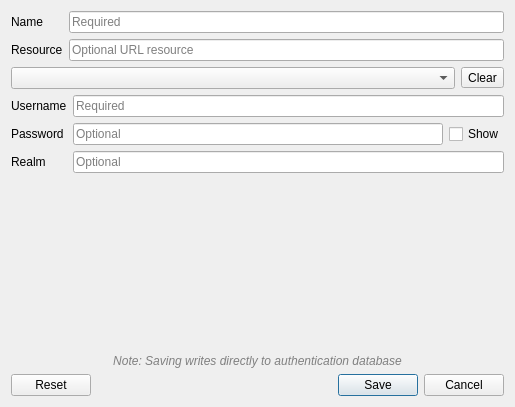
Old version of the form qgsauthenticationconfigwidget.ui in the repository dakcarto/QGIS-Auth.
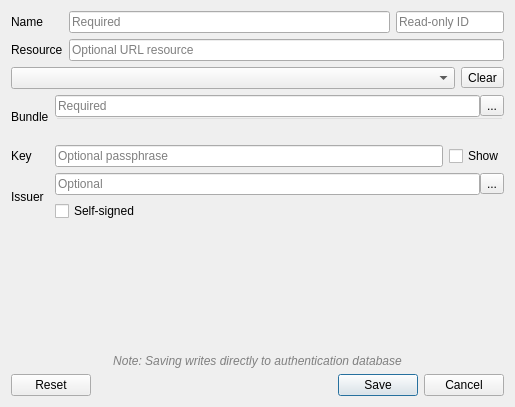
New version of the form. The open tabs and pages were chosen to show the change.

Commit message: Add PKCS#12 provider; add self signed issuer property to PKI bundle

```diff
--- a/qgsauthenticationconfigwidget.ui
+++ b/qgsauthenticationconfigwidget.ui
@@ -34,35 +34,24 @@
      </item>
     </layout>
    </item>
-   <item row="2" column="1">
-    <widget class="QLineEdit" name="leResource">
-     <property name="placeholderText">
-      <string>Optional URL resource</string>
+   <item row="2" column="0">
+    <widget class="QLabel" name="label_3">
+     <property name="text">
+      <string>Resource</string>
      </property>
     </widget>
    </item>
-   <item row="7" column="0" colspan="2">
-    <widget class="QLabel" name="label">
-     <property name="font">
-      <font>
-       <italic>true</italic>
-      </font>
-     </property>
-     <property name="styleSheet">
-      <string notr="true">color: rgb(128, 128, 128);</string>
-     </property>
-     <property name="text">
-      <string>Note: Saving writes directly to authentication database</string>
-     </property>
-     <property name="alignment">
-      <set>Qt::AlignCenter</set>
+   <item row="8" column="0" colspan="2">
+    <widget class="QDialogButtonBox" name="buttonBox">
+     <property name="standardButtons">
+      <set>QDialogButtonBox::Cancel|QDialogButtonBox::Reset|QDialogButtonBox::Save</set>
      </property>
     </widget>
    </item>
    <item row="6" column="0" colspan="2">
     <widget class="QStackedWidget" name="stkwProviderType">
      <property name="currentIndex">
-      <number>1</number>
+      <number>0</number>
      </property>
      <widget class="QWidget" name="pageBasic">
       <layout class="QGridLayout" name="gridLayout_4">
@@ -370,36 +359,268 @@
        </item>
       </layout>
      </widget>
+     <widget class="QWidget" name="pagePkiPkcs12">
+      <layout class="QGridLayout" name="gridLayout_8">
+       <property name="leftMargin">
+        <number>0</number>
+       </property>
+       <property name="topMargin">
+        <number>0</number>
+       </property>
+       <property name="rightMargin">
+        <number>0</number>
+       </property>
+       <property name="bottomMargin">
+        <number>0</number>
+       </property>
+       <item row="3" column="1">
+        <spacer name="verticalSpacer">
+         <property name="orientation">
+          <enum>Qt::Vertical</enum>
+         </property>
+         <property name="sizeHint" stdset="0">
+          <size>
+           <width>20</width>
+           <height>40</height>
+          </size>
+         </property>
+        </spacer>
+       </item>
+       <item row="1" column="1">
+        <layout class="QVBoxLayout" name="verticalLayout_4">
+         <property name="spacing">
+          <number>6</number>
+         </property>
+         <item>
+          <layout class="QHBoxLayout" name="horizontalLayout_6">
+           <item>
+            <widget class="QLineEdit" name="lePkiPkcs12KeyPass">
+             <property name="echoMode">
+              <enum>QLineEdit::Password</enum>
+             </property>
+             <property name="placeholderText">
+              <string>Optional passphrase</string>
+             </property>
+            </widget>
+           </item>
+           <item>
+            <widget class="QCheckBox" name="chkPkiPkcs12PassShow">
+             <property name="sizePolicy">
+              <sizepolicy hsizetype="Maximum" vsizetype="Fixed">
+               <horstretch>0</horstretch>
+               <verstretch>0</verstretch>
+              </sizepolicy>
+             </property>
+             <property name="text">
+              <string>Show</string>
+             </property>
+            </widget>
+           </item>
+          </layout>
+         </item>
+        </layout>
+       </item>
+       <item row="0" column="1">
+        <layout class="QGridLayout" name="gridLayout_5">
+         <property name="spacing">
+          <number>0</number>
+         </property>
+         <item row="0" column="0">
+          <widget class="QLineEdit" name="lePkiPkcs12Bundle">
+           <property name="readOnly">
+            <bool>true</bool>
+           </property>
+           <property name="placeholderText">
+            <string>Required</string>
+           </property>
+          </widget>
+         </item>
+         <item row="0" column="1">
+          <widget class="QToolButton" name="btnPkiPkcs12Bundle">
+           <property name="text">
+            <string>...</string>
+           </property>
+           <property name="popupMode">
+            <enum>QToolButton::InstantPopup</enum>
+           </property>
+          </widget>
+         </item>
+         <item row="1" column="0" colspan="2">
+          <widget class="QLineEdit" name="lePkiPkcs12Msg">
+           <property name="styleSheet">
+            <string notr="true">background-color: rgba(255, 255, 255, 0);</string>
+           </property>
+           <property name="readOnly">
+            <bool>true</bool>
+           </property>
+          </widget>
+         </item>
+        </layout>
+       </item>
+       <item row="1" column="0">
+        <widget class="QLabel" name="lblPkiPathsKey_2">
+         <property name="sizePolicy">
+          <sizepolicy hsizetype="Maximum" vsizetype="Preferred">
+           <horstretch>0</horstretch>
+           <verstretch>0</verstretch>
+          </sizepolicy>
+         </property>
+         <property name="text">
+          <string>Key</string>
+         </property>
+        </widget>
+       </item>
+       <item row="0" column="0">
+        <widget class="QLabel" name="lblPkiPathsCert_2">
+         <property name="sizePolicy">
+          <sizepolicy hsizetype="Maximum" vsizetype="Preferred">
+           <horstretch>0</horstretch>
+           <verstretch>0</verstretch>
+          </sizepolicy>
+         </property>
+         <property name="text">
+          <string>Bundle</string>
+         </property>
+        </widget>
+       </item>
+       <item row="2" column="1">
+        <layout class="QGridLayout" name="gridLayout_7">
+         <property name="horizontalSpacing">
+          <number>0</number>
+         </property>
+         <property name="verticalSpacing">
+          <number>6</number>
+         </property>
+         <item row="0" column="1">
+          <widget class="QToolButton" name="btnPkiPkcs12Issuer">
+           <property name="text">
+            <string>...</string>
+           </property>
+           <property name="popupMode">
+            <enum>QToolButton::InstantPopup</enum>
+           </property>
+          </widget>
+         </item>
+         <item row="0" column="0">
+          <widget class="QLineEdit" name="lePkiPkcs12Issuer">
+           <property name="readOnly">
+            <bool>true</bool>
+           </property>
+           <property name="placeholderText">
+            <string>Optional</string>
+           </property>
+          </widget>
+         </item>
+         <item row="1" column="0">
+          <widget class="QCheckBox" name="chkPkiPkcs12IssuerSelf">
+           <property name="sizePolicy">
+            <sizepolicy hsizetype="MinimumExpanding" vsizetype="Fixed">
+             <horstretch>0</horstretch>
+             <verstretch>0</verstretch>
+            </sizepolicy>
+           </property>
+           <property name="text">
+            <string>Self-signed</string>
+           </property>
+          </widget>
+         </item>
+        </layout>
+       </item>
+       <item row="2" column="0">
+        <widget class="QLabel" name="lblPkiPathsIssuer_2">
+         <property name="sizePolicy">
+          <sizepolicy hsizetype="Maximum" vsizetype="Preferred">
+           <horstretch>0</horstretch>
+           <verstretch>0</verstretch>
+          </sizepolicy>
+         </property>
+         <property name="text">
+          <string>Issuer</string>
+         </property>
+        </widget>
+       </item>
+      </layout>
+      <zorder>lblPkiPathsCert_2</zorder>
+      <zorder>lblPkiPathsKey_2</zorder>
+      <zorder>verticalSpacer</zorder>
+      <zorder>lblPkiPathsIssuer_2</zorder>
+     </widget>
     </widget>
    </item>
-   <item row="0" column="0">
+   <item row="7" column="0" colspan="2">
+    <widget class="QLabel" name="label">
+     <property name="font">
+      <font>
+       <italic>true</italic>
+      </font>
+     </property>
+     <property name="styleSheet">
+      <string notr="true">color: rgb(128, 128, 128);</string>
+     </property>
+     <property name="text">
+      <string>Note: Saving writes directly to authentication database</string>
+     </property>
+     <property name="alignment">
+      <set>Qt::AlignCenter</set>
+     </property>
+    </widget>
+   </item>
+   <item row="2" column="1">
+    <widget class="QLineEdit" name="leResource">
+     <property name="placeholderText">
+      <string>Optional URL resource</string>
+     </property>
+    </widget>
+   </item>
+   <item row="1" column="1">
+    <layout class="QHBoxLayout" name="horizontalLayout_5">
+     <property name="spacing">
+      <number>6</number>
+     </property>
+     <item>
+      <widget class="QLineEdit" name="leName">
+       <property name="placeholderText">
+        <string>Required</string>
+       </property>
+      </widget>
+     </item>
+     <item>
+      <widget class="QLineEdit" name="leAuthId">
+       <property name="sizePolicy">
+        <sizepolicy hsizetype="Fixed" vsizetype="Fixed">
+         <horstretch>0</horstretch>
+         <verstretch>0</verstretch>
+        </sizepolicy>
+       </property>
+       <property name="minimumSize">
+        <size>
+         <width>80</width>
+         <height>0</height>
+        </size>
+       </property>
+       <property name="maximumSize">
+        <size>
+         <width>110</width>
+         <height>16777215</height>
+        </size>
+       </property>
+       <property name="readOnly">
+        <bool>true</bool>
+       </property>
+       <property name="placeholderText">
+        <string>Read-only ID</string>
+       </property>
+      </widget>
+     </item>
+    </layout>
+   </item>
+   <item row="1" column="0">
     <widget class="QLabel" name="label_2">
      <property name="text">
       <string>Name</string>
      </property>
     </widget>
    </item>
-   <item row="8" column="0" colspan="2">
-    <widget class="QDialogButtonBox" name="buttonBox">
-     <property name="standardButtons">
-      <set>QDialogButtonBox::Cancel|QDialogButtonBox::Reset|QDialogButtonBox::Save</set>
-     </property>
-    </widget>
-   </item>
-   <item row="2" column="0">
-    <widget class="QLabel" name="label_3">
-     <property name="text">
-      <string>Resource</string>
-     </property>
-    </widget>
-   </item>
-   <item row="0" column="1">
-    <widget class="QLineEdit" name="leName">
-     <property name="placeholderText">
-      <string>Required</string>
-     </property>
-    </widget>
-   </item>
   </layout>
  </widget>
  <tabstops>
```
Left out of the diff: 1 changed line with no effect on the pictures. The commit also changes 12 other files.
